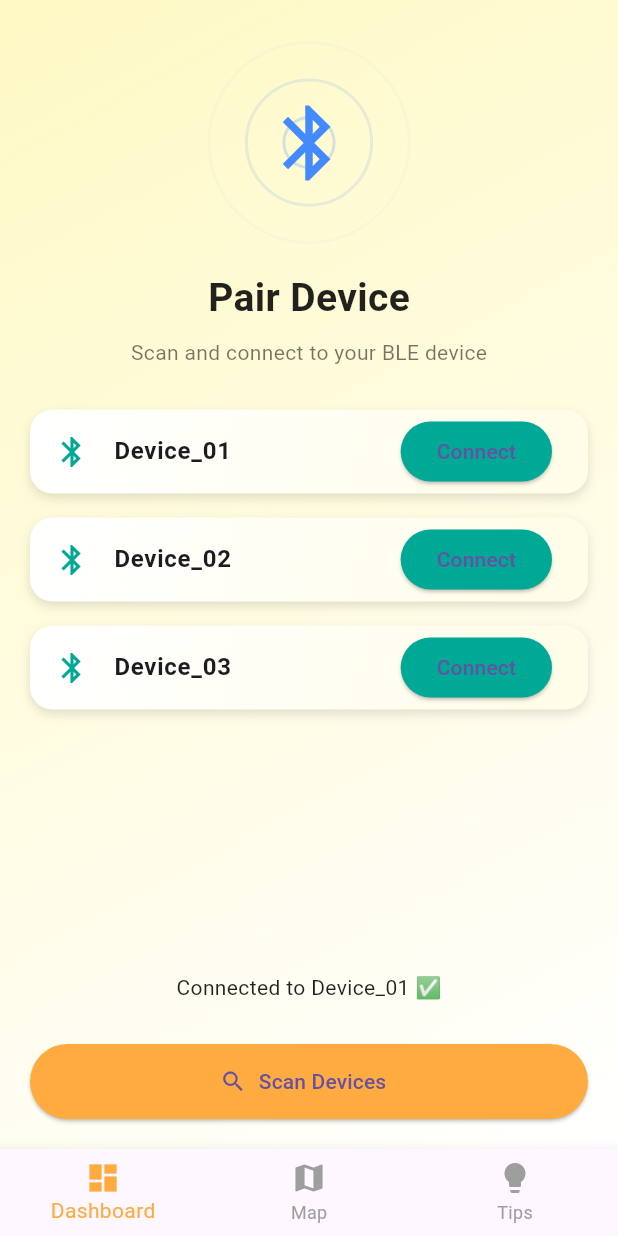
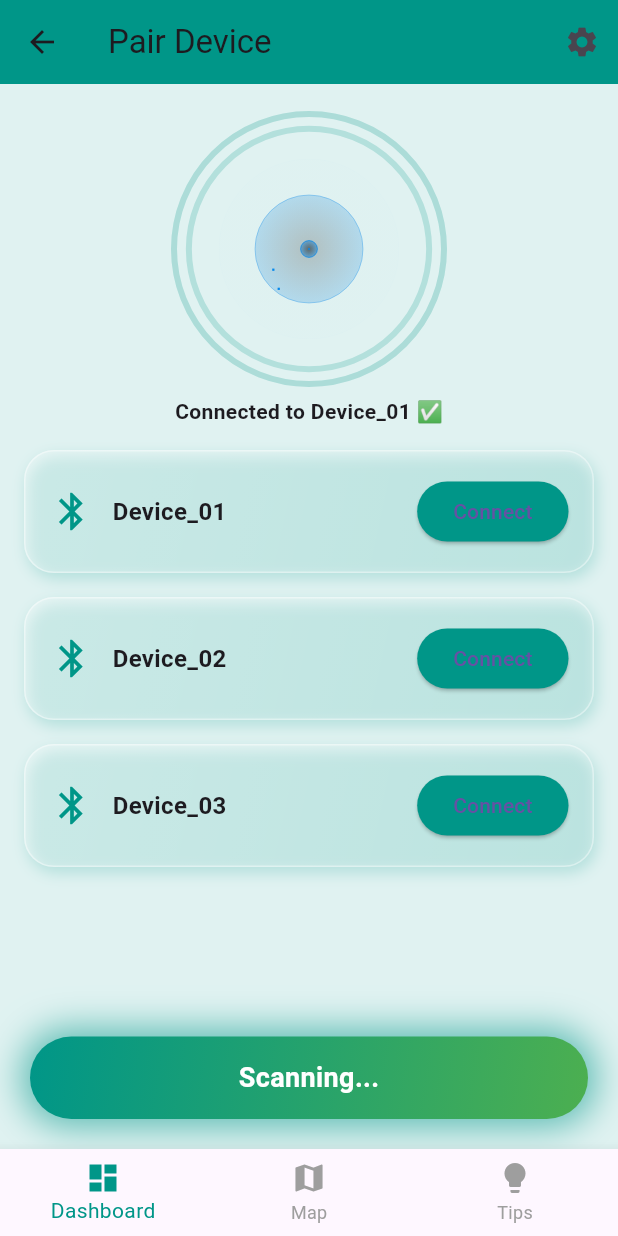
Before and after one commit to bristisamanta/vita-stream-fronted, a Flutter app: the PairingScreen screen opened directly, after a tap on "Connect", after a tap on "Scan Devices", on a phone screen of 412 x 824 dp. Run offline on Flutter 3.47's test engine with Material 3 defaults, Android fonts, the light colour scheme and no system bars; our stand-ins replace animated_background, flutter_svg, geolocator, google_maps_flutter, lottie, smooth_page_indicator.

Commit message:
Any message that you want to display (like what changes you made)

```diff
--- a/lib/screens/dashboard_screen.dart
+++ b/lib/screens/dashboard_screen.dart
@@ -201,7 +201,7 @@ class _DashboardScreenState extends State<DashboardScreen>
               const Icon(Icons.water_drop, color: Colors.white),
               const SizedBox(width: 8),
               const Text(
-                "Arogya.XI", // ✅ Your project name
+                "VitaStream", // ✅ Your project name
                 style:
                     TextStyle(color: Colors.white, fontWeight: FontWeight.bold),
               ),
--- a/lib/screens/pairing_screen.dart
+++ b/lib/screens/pairing_screen.dart
@@ -1,22 +1,5 @@
 import 'package:flutter/material.dart';
-
-void main() {
-  runApp(const MyApp());
-}
-
-class MyApp extends StatelessWidget {
-  const MyApp({super.key});
-
-  @override
-  Widget build(BuildContext context) {
-    return MaterialApp(
-      debugShowCheckedModeBanner: false,
-      title: 'Pairing Screen Demo',
-      theme: ThemeData(useMaterial3: true),
-      home: const PairingScreen(),
-    );
-  }
-}
+import 'package:lottie/lottie.dart';
 
 class PairingScreen extends StatefulWidget {
   const PairingScreen({super.key});
@@ -25,213 +8,7 @@ class PairingScreen extends StatefulWidget {
   State<PairingScreen> createState() => _PairingScreenState();
 }
 
-class _PairingScreenState extends State<PairingScreen>
-    with SingleTickerProviderStateMixin {
-  final List<String> devices = ["Device_01", "Device_02", "Device_03"];
-  String status = "";
-  bool isScanning = false;
-  int selectedIndex = 1;
-
-  late AnimationController _waveController;
-
-  @override
-  void initState() {
-    super.initState();
-    _waveController = AnimationController(
-      vsync: this,
-      duration: const Duration(seconds: 2),
-    )..repeat();
-  }
-
-  @override
-  void dispose() {
-    _waveController.dispose();
-    super.dispose();
-  }
-
-  void onNavTap(int index) {
-    setState(() {
-      selectedIndex = index;
-    });
-  }
-
-  @override
-  Widget build(BuildContext context) {
-    return Scaffold(
-      body: Container(
-        decoration: const BoxDecoration(
-          gradient: LinearGradient(
-            colors: [Color(0xFFFFF9C4), Colors.white],
-            begin: Alignment.topLeft,
-            end: Alignment.bottomRight,
-          ),
-        ),
-        child: SafeArea(
-          child: Column(
-            children: [
-              const SizedBox(height: 20),
-
-              // Bluetooth with Waves
-              SizedBox(
-                height: 150,
-                width: 150,
-                child: Stack(
-                  alignment: Alignment.center,
-                  children: [
-                    // Waves
-                    AnimatedBuilder(
-                      animation: _waveController,
-                      builder: (_, __) {
-                        return CustomPaint(
-                          painter: WavePainter(
-                            progress: _waveController.value,
-                            isScanning: isScanning,
-                          ),
-                          size: const Size(150, 150),
-                        );
-                      },
-                    ),
-                    // Bluetooth Icon
-                    Icon(
-                      Icons.bluetooth,
-                      size: 60,
-                      color: isScanning
-                          ? Colors.blueAccent
-                          : Colors.grey.shade700,
-                    ),
-                  ],
-                ),
-              ),
-
-              const SizedBox(height: 10),
-
-              const Text(
-                "Pair Device",
-                style: TextStyle(
-                  fontSize: 26,
-                  fontWeight: FontWeight.bold,
-                  color: Colors.black87,
-                ),
-              ),
-              const SizedBox(height: 8),
-              const Text(
-                "Scan and connect to your BLE device",
-                style: TextStyle(color: Colors.black54),
-              ),
-              const SizedBox(height: 20),
-
-              // Device List
-              Expanded(
-                child: ListView.builder(
-                  padding: const EdgeInsets.symmetric(horizontal: 20),
-                  itemCount: devices.length,
-                  itemBuilder: (context, index) {
-                    return AnimatedContainer(
-                      duration: const Duration(milliseconds: 300),
-                      margin: const EdgeInsets.symmetric(vertical: 8),
-                      decoration: BoxDecoration(
-                        gradient: const LinearGradient(
-                          colors: [Colors.white, Color(0xFFFFFDE7)],
-                          begin: Alignment.topLeft,
-                          end: Alignment.bottomRight,
-                        ),
-                        borderRadius: BorderRadius.circular(15),
-                        boxShadow: [
-                          BoxShadow(
-                            color: Colors.black12,
-                            blurRadius: 5,
-                            offset: const Offset(0, 3),
-                          ),
-                        ],
-                      ),
-                      child: ListTile(
-                        leading: const Icon(
-                          Icons.bluetooth,
-                          color: Color(0xFF00A896),
-                        ),
-                        title: Text(
-                          devices[index],
-                          style: const TextStyle(fontWeight: FontWeight.bold),
-                        ),
-                        trailing: ElevatedButton(
-                          style: ElevatedButton.styleFrom(
-                            backgroundColor: const Color(0xFF00A896),
-                          ),
-                          onPressed: () {
-                            setState(() {
-                              status = "Connecting to ${devices[index]}...";
-                            });
-                            Future.delayed(const Duration(seconds: 2), () {
-                              setState(() {
-                                status = "Connected to ${devices[index]} ✅";
-                              });
-                            });
-                          },
-                          child: const Text("Connect"),
-                        ),
-                      ),
-                    );
-                  },
-                ),
-              ),
-
-              if (status.isNotEmpty)
-                Padding(
-                  padding: const EdgeInsets.all(8.0),
-                  child: Text(
-                    status,
-                    style: const TextStyle(color: Colors.black87),
-                  ),
-                ),
-
-              // Scan Button
-              Padding(
-                padding: const EdgeInsets.all(20.0),
-                child: ElevatedButton.icon(
-                  icon: const Icon(Icons.search),
-                  style: ElevatedButton.styleFrom(
-                    backgroundColor: Colors.orangeAccent,
-                    minimumSize: const Size(double.infinity, 50),
-                  ),
-                  onPressed: () {
-                    setState(() {
-                      status = "Scanning for devices...";
-                      isScanning = true;
-                    });
-                    Future.delayed(const Duration(seconds: 4), () {
-                      setState(() {
-                        isScanning = false;
-                        status = "Scan complete ✅";
-                      });
-                    });
-                  },
-                  label: const Text("Scan Devices"),
-                ),
-              ),
-            ],
-          ),
-        ),
-      ),
-
-      // Bottom Navigation Bar
-      bottomNavigationBar: BottomNavigationBar(
-        currentIndex: selectedIndex,
-        selectedItemColor: Colors.orangeAccent,
-        unselectedItemColor: Colors.grey,
-        onTap: onNavTap,
-        items: const [
-          BottomNavigationBarItem(
-            icon: Icon(Icons.dashboard),
-            label: "Dashboard",
-          ),
-          BottomNavigationBarItem(icon: Icon(Icons.map), label: "Map"),
-          BottomNavigationBarItem(icon: Icon(Icons.lightbulb), label: "Tips"),
-        ],
-      ),
-    );
-  }
-}
-
+// Custom painter for animated background waves
 class WavePainter extends CustomPainter {
   final double progress;
   final bool isScanning;
@@ -243,23 +20,252 @@ class WavePainter extends CustomPainter {
     if (!isScanning) return;
 
     final Paint paint = Paint()
-      ..color = Colors.blueAccent.withOpacity(0.3)
+      ..color = Colors.teal.withOpacity(0.2)
       ..style = PaintingStyle.stroke
-      ..strokeWidth = 2;
+      ..strokeWidth = 4;
 
-    double maxRadius = size.width / 2;
+    final center = Offset(size.width / 2, size.height / 2);
+    final maxRadius = size.width / 2;
+
+    // Draw 3 animated waves
     for (int i = 0; i < 3; i++) {
-      double radius = (progress + i / 3) % 1 * maxRadius;
-      paint.color = Colors.blueAccent.withOpacity(
-        (1 - radius / maxRadius) * 0.3,
-      );
-      canvas.drawCircle(size.center(Offset.zero), radius, paint);
+      final radius = maxRadius * (progress + i * 0.3).clamp(0.0, 1.0);
+      paint.color = Colors.teal.withOpacity(0.2 - i * 0.05);
+      canvas.drawCircle(center, radius, paint);
     }
   }
 
   @override
   bool shouldRepaint(covariant WavePainter oldDelegate) {
-    return oldDelegate.progress != progress ||
-        oldDelegate.isScanning != isScanning;
+    return oldDelegate.progress != progress || oldDelegate.isScanning != isScanning;
   }
 }
+
+class _PairingScreenState extends State<PairingScreen>
+    with SingleTickerProviderStateMixin {
+  final List<String> devices = ["Device_01", "Device_02", "Device_03"];
+  late AnimationController _waveController; // ✅ Declared
+  bool isScanning = false;
+  String status = "";
+  int selectedIndex = 1;
+
+  @override
+  void initState() {
+    super.initState();
+    // ✅ Initialize _waveController here
+    _waveController = AnimationController(
+      vsync: this,
+      duration: const Duration(seconds: 2),
+    )..repeat();
+  }
+
+  @override
+  void dispose() {
+    _waveController.dispose(); // ✅ Dispose it
+    super.dispose();
+  }
+
+  void onNavTap(int index) {
+    setState(() {
+      selectedIndex = index;
+    });
+  }
+
+  void startScan() {
+    setState(() {
+      isScanning = true;
+      status = "Scanning for devices...";
+    });
+
+    Future.delayed(const Duration(seconds: 4), () {
+      setState(() {
+        isScanning = false;
+        status = devices.isEmpty ? "No devices found ❌" : "Scan complete ✅";
+      });
+    });
+  }
+
+  void connectToDevice(String device) {
+    setState(() {
+      status = "Connecting to $device...";
+    });
+
+    Future.delayed(const Duration(seconds: 2), () {
+      setState(() {
+        status = "Connected to $device ✅";
+      });
+    });
+  }
+
+  Widget buildDeviceCard(String name) {
+    return Container(
+      margin: const EdgeInsets.symmetric(vertical: 8, horizontal: 16),
+      padding: const EdgeInsets.all(16),
+      decoration: BoxDecoration(
+        borderRadius: BorderRadius.circular(20),
+        gradient: LinearGradient(
+          colors: [Colors.white.withOpacity(0.3), Colors.white.withOpacity(0.1)],
+          begin: Alignment.topLeft,
+          end: Alignment.bottomRight,
+        ),
+        boxShadow: [
+          BoxShadow(
+            color: Colors.teal.withOpacity(0.2),
+            blurRadius: 8,
+            offset: const Offset(2, 4),
+          ),
+        ],
+        border: Border.all(color: Colors.white.withOpacity(0.4)),
+      ),
+      child: Row(
+        children: [
+          const Icon(Icons.bluetooth, color: Colors.teal, size: 30),
+          const SizedBox(width: 12),
+          Expanded(
+            child: Text(
+              name,
+              style: const TextStyle(fontWeight: FontWeight.bold, fontSize: 16),
+            ),
+          ),
+          ElevatedButton(
+            style: ElevatedButton.styleFrom(
+              backgroundColor: Colors.teal,
+              shape: RoundedRectangleBorder(borderRadius: BorderRadius.circular(30)),
+            ),
+            onPressed: () => connectToDevice(name),
+            child: const Text("Connect"),
+          )
+        ],
+      ),
+    );
+  }
+
+  @override
+  Widget build(BuildContext context) {
+    return Scaffold(
+      backgroundColor: Colors.teal.shade50,
+      appBar: AppBar(
+        title: const Text("Pair Device"),
+        backgroundColor: Colors.teal,
+        actions: [
+          IconButton(
+            icon: const Icon(Icons.settings),
+            onPressed: () {},
+          ),
+        ],
+      ),
+      body: Column(
+        children: [
+          const SizedBox(height: 20),
+
+          // Bluetooth with Lottie animation from assets
+          SizedBox(
+            height: 180,
+            width: 180,
+            child: Stack(
+              alignment: Alignment.center,
+              children: [
+                // Background waves
+                AnimatedBuilder(
+                  animation: _waveController,
+                  builder: (_, __) {
+                    return CustomPaint(
+                      painter: WavePainter(
+                        progress: _waveController.value,
+                        isScanning: isScanning,
+                      ),
+                      size: const Size(180, 180),
+                    );
+                  },
+                ),
+
+                // Lottie animation
+                Lottie.asset(
+                  "assets/lottie/scanning.json", // Make sure path exists in pubspec.yaml
+                  height: 120,
+                  repeat: true,
+                ),
+              ],
+            ),
+          ),
+
+          // Status Text
+          if (status.isNotEmpty)
+            Padding(
+              padding: const EdgeInsets.all(8.0),
+              child: Text(
+                status,
+                style: const TextStyle(fontWeight: FontWeight.bold),
+              ),
+            ),
+
+          // Device List
+          Expanded(
+            child: devices.isEmpty && !isScanning
+                ? Center(
+                    child: Lottie.asset("assets/lottie/no-devices.json", height: 150),
+                  )
+                : ListView.builder(
+                    itemCount: devices.length,
+                    itemBuilder: (context, index) =>
+                        buildDeviceCard(devices[index]),
+                  ),
+          ),
+
+          // Scan Button
+          Padding(
+            padding: const EdgeInsets.all(20),
+            child: GestureDetector(
+              onTap: startScan,
+              child: AnimatedContainer(
+                duration: const Duration(milliseconds: 500),
+                width: double.infinity,
+                height: 55,
+                decoration: BoxDecoration(
+                  borderRadius: BorderRadius.circular(30),
+                  gradient: const LinearGradient(
+                    colors: [Colors.teal, Colors.green],
+                    begin: Alignment.topLeft,
+                    end: Alignment.bottomRight,
+                  ),
+                  boxShadow: isScanning
+                      ? [
+                          BoxShadow(
+                            color: Colors.teal.withOpacity(0.6),
+                            blurRadius: 20,
+                            spreadRadius: 5,
+                          ),
+                        ]
+                      : [],
+                ),
+                child: Center(
+                  child: Text(
+                    isScanning ? "Scanning..." : "Scan Devices",
+                    style: const TextStyle(
+                      color: Colors.white,
+                      fontWeight: FontWeight.bold,
+                      fontSize: 18,
+                    ),
+                  ),
+                ),
+              ),
+            ),
+          ),
+        ],
+      ),
+
+      // Bottom Navigation
+      bottomNavigationBar: BottomNavigationBar(
+        currentIndex: selectedIndex,
+        selectedItemColor: Colors.teal,
+        unselectedItemColor: Colors.grey,
+        onTap: onNavTap,
+        items: const [
+          BottomNavigationBarItem(icon: Icon(Icons.dashboard), label: "Dashboard"),
+          BottomNavigationBarItem(icon: Icon(Icons.map), label: "Map"),
+          BottomNavigationBarItem(icon: Icon(Icons.lightbulb), label: "Tips"),
+        ],
+      ),
+    );
+  }
+}
```
Also changed, not shown: assets/lottie/scanning.json (added, +1 -0 lines), lib/screens/tips_screen.dart (+259 -0 lines), pubspec.yaml (+6 -1 lines), pubspec.lock.
